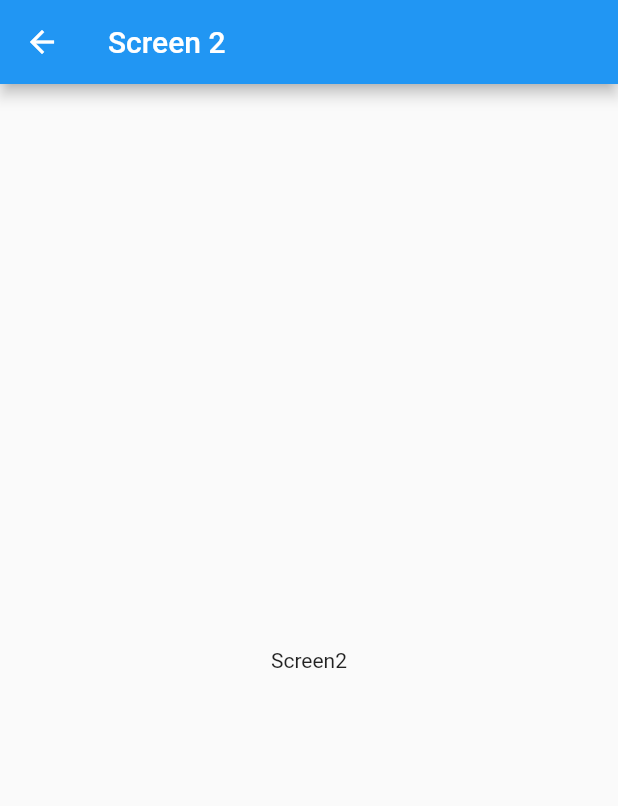
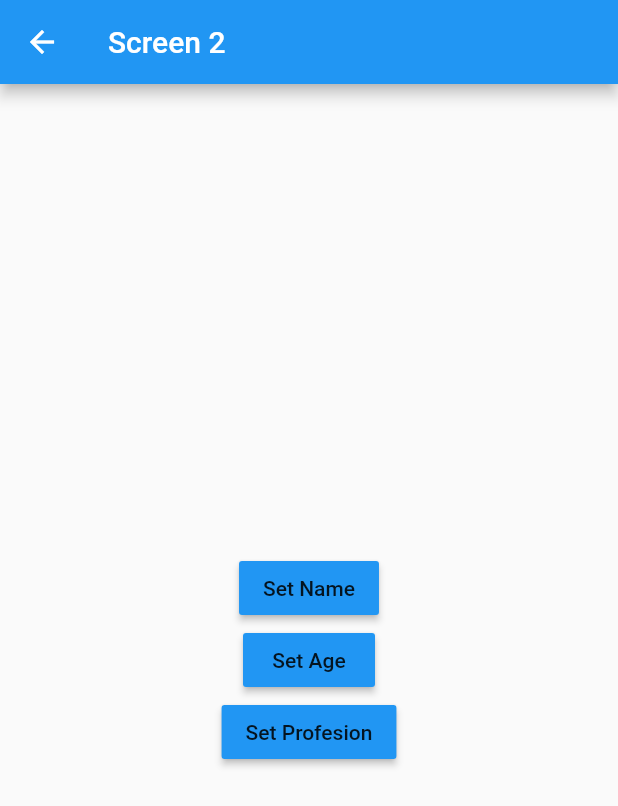
Before and after one commit to Luisparr14/estados_app, a Flutter app: the Screen1 screen opened by its route, after a tap on the "ac unit" icon, on a phone screen of 412 x 824 dp. Shown: the top 806 px of the screen. Run offline on Flutter 3.47's test engine with Material 2 defaults, Android fonts, the light colour scheme and no system bars.

Commit message:
clase #125 - flutter avanzado

```diff
--- /dev/null
+++ b/lib/models/user.dart
@@ -0,0 +1,7 @@
+class User {
+  String name;
+  int age;
+  List<String> professions;
+
+  User({required this.name, required this.age, required this.professions});
+}
--- a/lib/screens/screen1.dart
+++ b/lib/screens/screen1.dart
@@ -8,10 +8,38 @@ class Screen1 extends StatelessWidget {
       appBar: AppBar(
         title: const Text('Screen 1'),
       ),
-      body: const Center(child: Text('Screen1')),
+      body: const UserInfomation(),
       floatingActionButton: FloatingActionButton(
           onPressed: () => Navigator.pushNamed(context, 'screen2'),
-          child: Icon(Icons.ac_unit)),
+          child: const Icon(Icons.ac_unit)),
     );
   }
 }
+
+class UserInfomation extends StatelessWidget {
+  const UserInfomation({
+    super.key,
+  });
+
+  @override
+  Widget build(BuildContext context) {
+    return Container(
+      width: double.infinity,
+      height: double.infinity,
+      padding: const EdgeInsets.all(9),
+      child: const Column(
+        crossAxisAlignment: CrossAxisAlignment.start,
+        children: [
+          Text('General', style: TextStyle(fontWeight: FontWeight.bold, fontSize: 18)),
+          Divider(),
+          ListTile(title: Text('Nombre')),
+          ListTile(title: Text('Edad')),
+          Text('Profesiones', style: TextStyle(fontWeight: FontWeight.bold, fontSize: 18)),
+          Divider(),
+          ListTile(title: Text('Profesion')),
+          ListTile(title: Text('Profesion')),
+        ],
+      ),
+    );
+  }
+}
--- a/lib/screens/screen2.dart
+++ b/lib/screens/screen2.dart
@@ -10,8 +10,15 @@ const Screen2({super.key});
         title: Text('Screen 2'),
       ),
       body: Center(
-        child: Text('Screen2')
-     ),
+        child: Column(
+          mainAxisAlignment: MainAxisAlignment.center,
+          children: [
+            MaterialButton(onPressed: ()=>{}, child: const Text('Set Name'), color: Colors.blue),
+            MaterialButton(onPressed: ()=>{}, child: const Text('Set Age'), color: Colors.blue),
+            MaterialButton(onPressed: ()=>{}, child: const Text('Set Profesion'), color: Colors.blue),
+          ],
+           ),
+      ),
    );
   }
 }
```
